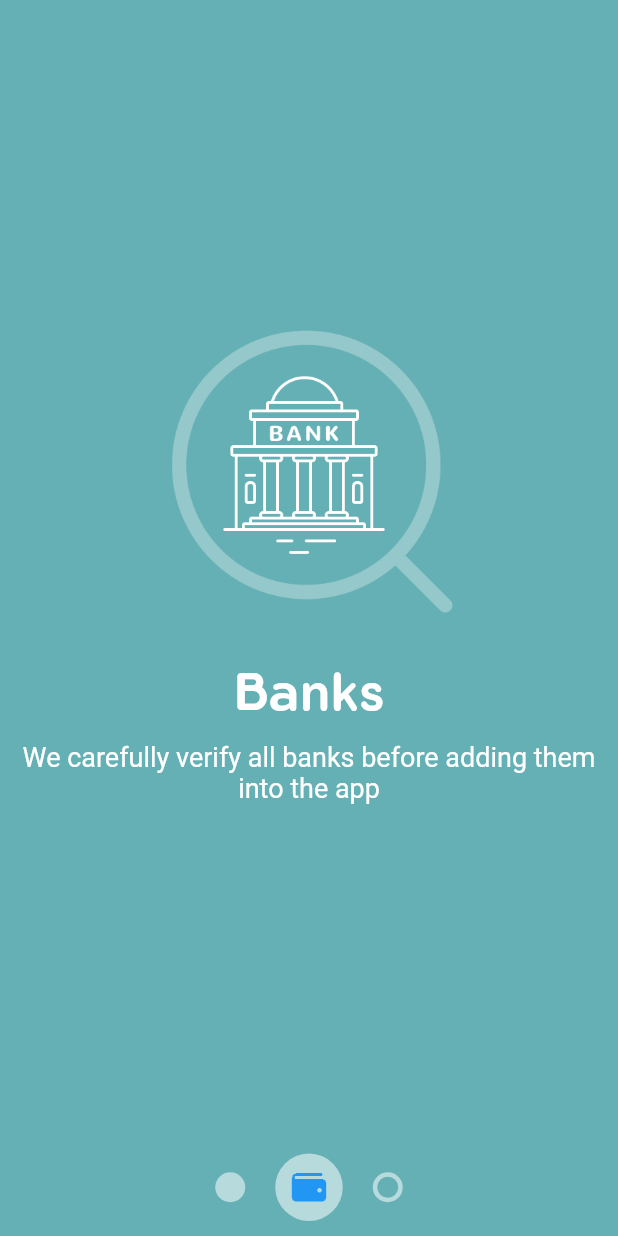
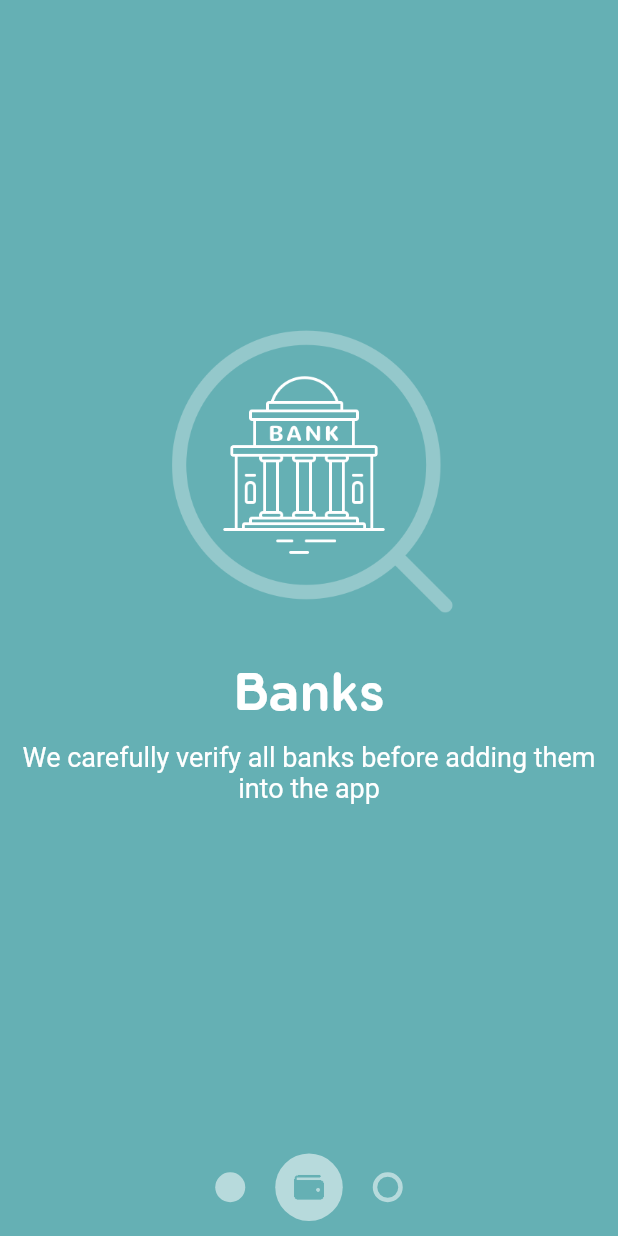
Before and after one commit to AmineMersoul/Material-Page-Reveal, a Flutter app: the screen it shows after launch, on a phone screen of 412 x 824 dp. Run offline on Flutter 3.47's test engine with Material 2 defaults, Android fonts, the phone set to English and light mode, and no system bars.

Commit message:
adding viewModel to pager indicator

```diff
--- a/lib/main.dart
+++ b/lib/main.dart
@@ -43,7 +43,14 @@ class _MyHomePageState extends State<MyHomePage> {
               percentVisible: 1.0,
             ),
           ),
-          PagerIndicator(),
+          PagerIndicator(
+            viewModel: PagerIndicatorViewModel(
+              pages,
+              1,
+              SlideDirection.none,
+              0.0
+            ),
+          ),
         ],
       ),
     );
--- a/lib/pager_indicator.dart
+++ b/lib/pager_indicator.dart
@@ -1,54 +1,116 @@
+import 'dart:ui';
+
 import 'package:flutter/material.dart';
+import 'package:material_page_reveal/pages.dart';
 
 class PagerIndicator extends StatelessWidget {
+
+  final PagerIndicatorViewModel viewModel;
+
+  PagerIndicator({
+    this.viewModel
+  });
+
+
   @override
   Widget build(BuildContext context) {
+
+    List<PageBubble> bubbles = [];
+    for (var i = 0; i < viewModel.pages.length; i++){
+      final page = viewModel.pages[i];
+      bubbles.add(
+        PageBubble(
+          viewModel: PageBubbleViewModel(
+            page.iconAssetPath,
+            page.color,
+            i > viewModel.activeIndex,
+            i == viewModel.activeIndex ? 1.0 : 0.0,
+          )
+        )
+      );
+    }
+
     return Column(
       children: <Widget>[
         Expanded(child: Container()),
         Row(
           mainAxisAlignment: MainAxisAlignment.center,
-          children: <Widget>[
-            Padding(
-              padding: const EdgeInsets.all(10.0),
-              child: Container(
-                width: 20.0,
-                height: 20.0,
-                decoration: BoxDecoration(
-                  shape: BoxShape.circle,
-                  color: const Color(0x88FFFFFF),
-                ),
-              ),
-            ),
-            Padding(
-              padding: const EdgeInsets.all(10.0),
-              child: Container(
-                width: 45.0,
-                height: 45.0,
-                decoration: BoxDecoration(
-                  shape: BoxShape.circle,
-                  color: const Color(0x88FFFFFF),
-                ),
-                child: Image.asset('assets/wallet.png', color: Colors.blue,),
-              ),
-            ),
-            Padding(
-              padding: const EdgeInsets.all(10.0),
-              child: Container(
-                width: 20.0,
-                height: 20.0,
-                decoration: BoxDecoration(
-                  shape: BoxShape.circle,
-                  border: Border.all(
-                    color: const Color(0x88FFFFFF),
-                    width: 3.0
-                  )
-                ),
-              ),
-            ),
-          ],
+          children: bubbles,
         )
       ],
     );
   }
 }
+
+enum SlideDirection {
+  leftToRight,
+  rightToLeft,
+  none
+}
+
+class PagerIndicatorViewModel {
+  final List<PageViewModel> pages;
+  final int activeIndex;
+  final SlideDirection slideDirection;
+  final double slidePercent;
+
+  PagerIndicatorViewModel(
+    this.pages,
+    this.activeIndex,
+    this.slideDirection,
+    this.slidePercent,
+  );
+}
+
+class PageBubble extends StatelessWidget {
+
+  final PageBubbleViewModel viewModel;
+
+  PageBubble({
+    this.viewModel,
+  });
+
+  @override
+  Widget build(BuildContext context) {
+    return Padding(
+      padding: const EdgeInsets.all(10.0),
+      child: Container(
+        width: lerpDouble(20.0, 45.0, viewModel.activePercent),
+        height: lerpDouble(20.0, 45.0, viewModel.activePercent),
+        decoration: BoxDecoration(
+          shape: BoxShape.circle,
+          color: viewModel.isHollow
+          ? Colors.transparent
+          : const Color(0x88FFFFFF),
+          border: Border.all(
+            color: viewModel.isHollow
+            ? const Color(0x88FFFFFF)
+            : Colors.transparent,
+            width: 3.0
+          )
+        ),
+        child: Opacity(
+          opacity: viewModel.activePercent,
+          child: Image.asset(
+            viewModel.iconAssetPath,
+            color: viewModel.color,
+          ),
+        ),
+      ),
+    );
+  }
+}
+
+class PageBubbleViewModel {
+  final String iconAssetPath;
+  final Color color;
+  final bool isHollow;
+  final double activePercent;
+
+  PageBubbleViewModel(
+    this.iconAssetPath,
+    this.color,
+    this.isHollow,
+    this.activePercent
+  );
+}
```
